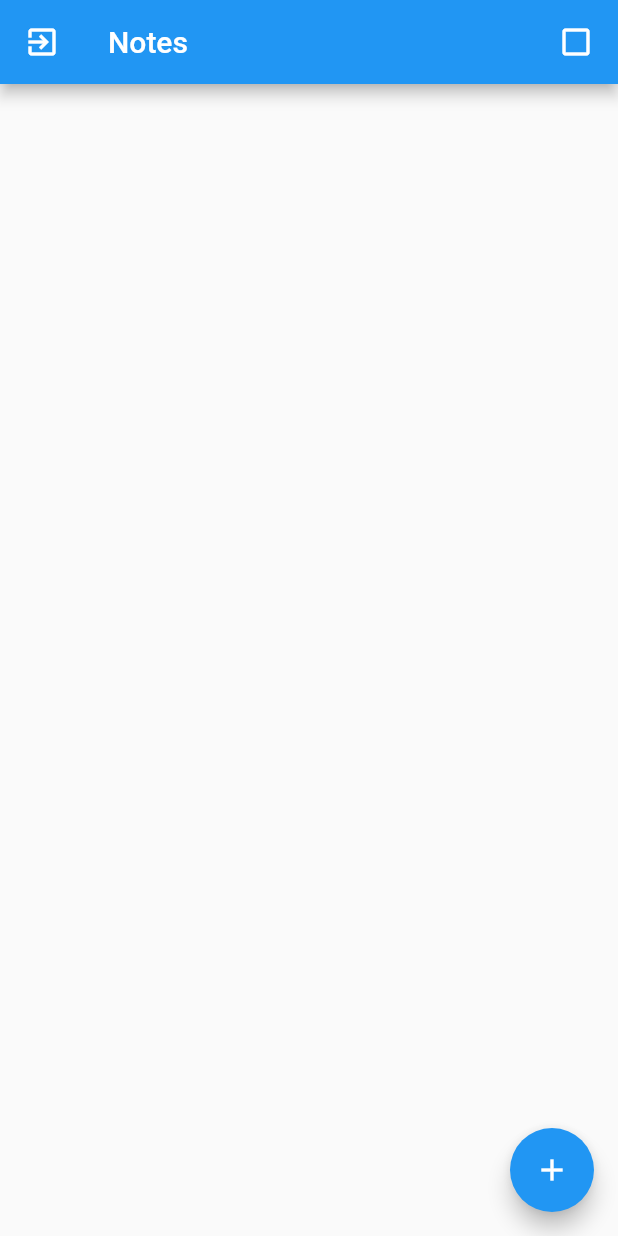
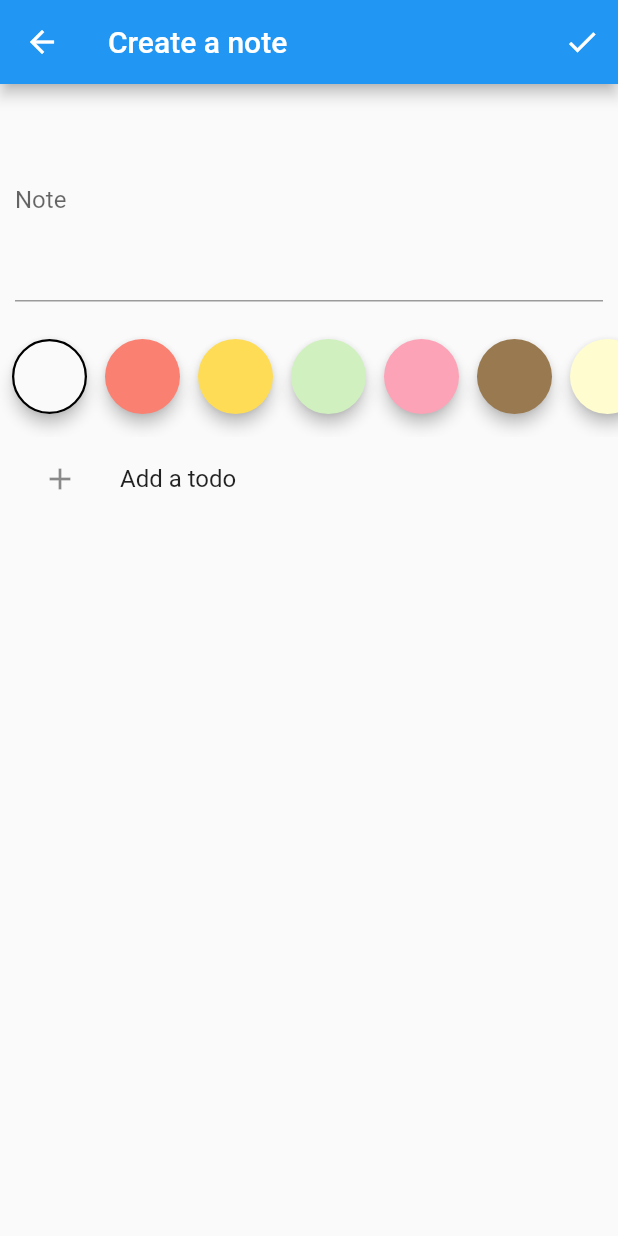
Before and after one commit to santimattius/flutter_todo_list, a Flutter app: the NotesOverviewPage screen opened by its route, after a tap on the "indeterminate check box" icon, after a tap on the "add" icon, on a phone screen of 412 x 824 dp. Run offline on Flutter 3.47's test engine with Material 2 defaults, Android fonts, the light colour scheme and no system bars; our stand-ins replace auto_route, bloc, cloud_firestore, dartz, firebase_auth, firebase_core and 10 more; accounts and stored records are empty.

Commit message:
[update] from class 23 to class 24 - updated

```diff
--- a/lib/notes/presentation/misc/todo_item_presentation_classes.dart
+++ b/lib/notes/presentation/misc/todo_item_presentation_classes.dart
@@ -1,9 +1,15 @@
 import 'package:arch_flutter_ddd/auth/domain/value_objects.dart';
 import 'package:arch_flutter_ddd/notes/domain/todo_item.dart';
 import 'package:arch_flutter_ddd/notes/domain/value_objects.dart';
+import 'package:flutter/cupertino.dart';
 import 'package:freezed_annotation/freezed_annotation.dart';
+import 'package:kt_dart/kt.dart';
 
 part 'todo_item_presentation_classes.freezed.dart';
+
+class FormTodos extends ValueNotifier<KtList<TodoItemPrimitive>> {
+  FormTodos() : super(emptyList<TodoItemPrimitive>());
+}
 
 @freezed
 abstract class TodoItemPrimitive implements _$TodoItemPrimitive {
--- /dev/null
+++ b/lib/notes/presentation/note_form/note_form_page.dart
@@ -0,0 +1,162 @@
+import 'package:arch_flutter_ddd/injection.dart';
+import 'package:arch_flutter_ddd/notes/application/note_form/note_form_bloc.dart';
+import 'package:arch_flutter_ddd/notes/domain/note.dart';
+import 'package:arch_flutter_ddd/notes/presentation/misc/todo_item_presentation_classes.dart';
+import 'package:arch_flutter_ddd/notes/presentation/note_form/widgets/add_todo_title_widget.dart';
+import 'package:arch_flutter_ddd/notes/presentation/note_form/widgets/body_field_widget.dart';
+import 'package:arch_flutter_ddd/notes/presentation/note_form/widgets/color_field_widget.dart';
+import 'package:arch_flutter_ddd/notes/presentation/note_form/widgets/todo_list_widget.dart';
+import 'package:arch_flutter_ddd/routes/app_router.gr.dart';
+import 'package:auto_route/auto_route.dart';
+import 'package:dartz/dartz.dart';
+import 'package:flutter/material.dart';
+import 'package:flutter_bloc/flutter_bloc.dart';
+import 'package:provider/provider.dart';
+
+class NoteFormPage extends StatelessWidget {
+  final Note? editedNote;
+
+  const NoteFormPage({
+    Key? key,
+    required this.editedNote,
+  }) : super(key: key);
+
+  @override
+  Widget build(BuildContext context) {
+    return BlocProvider(
+      create: (context) => getIt<NoteFormBloc>()
+        ..add(NoteFormEvent.initialized(optionOf(editedNote))),
+      child: BlocConsumer<NoteFormBloc, NoteFormState>(
+        listenWhen: (p, c) =>
+            p.saveFailureOrSuccessOption != c.saveFailureOrSuccessOption,
+        listener: (context, state) {
+          state.saveFailureOrSuccessOption.fold(
+            () {},
+            (either) {
+              either.fold(
+                (failure) {
+                  // FlushbarHelper.createError(
+                  //   message: failure.map(
+                  //     insufficientPermission: (_) =>
+                  //         'Insufficient permissions ❌',
+                  //     unableToUpdate: (_) =>
+                  //         "Couldn't update the note. Was it deleted from another device?",
+                  //     unexpected: (_) =>
+                  //         'Unexpected error occured, please contact support.',
+                  //   ),
+                  // ).show(context);
+                },
+                (_) {
+                  AutoRouter.of(context).popUntil(
+                    (route) =>
+                        route.settings.name == NotesOverviewPageRoute.name,
+                  );
+                },
+              );
+            },
+          );
+        },
+        buildWhen: (p, c) => p.isSaving != c.isSaving,
+        builder: (context, state) {
+          return Stack(
+            children: <Widget>[
+              const NoteFormPageScaffold(),
+              SavingInProgressOverlay(isSaving: state.isSaving)
+            ],
+          );
+        },
+      ),
+    );
+  }
+}
+
+class SavingInProgressOverlay extends StatelessWidget {
+  final bool isSaving;
+
+  const SavingInProgressOverlay({
+    Key? key,
+    required this.isSaving,
+  }) : super(key: key);
+
+  @override
+  Widget build(BuildContext context) {
+    return IgnorePointer(
+      ignoring: !isSaving,
+      child: AnimatedContainer(
+        duration: const Duration(milliseconds: 150),
+        color: isSaving ? Colors.black.withOpacity(0.8) : Colors.transparent,
+        width: MediaQuery.of(context).size.width,
+        height: MediaQuery.of(context).size.height,
+        child: Visibility(
+          visible: isSaving,
+          child: Column(
+            mainAxisAlignment: MainAxisAlignment.center,
+            children: <Widget>[
+              const CircularProgressIndicator(),
+              const SizedBox(height: 8),
+              Text(
+                'Saving',
+                style: Theme.of(context).textTheme.bodyText2?.copyWith(
+                      color: Colors.white,
+                      fontSize: 16,
+                    ),
+              ),
+            ],
+          ),
+        ),
+      ),
+    );
+  }
+}
+
+class NoteFormPageScaffold extends StatelessWidget {
+  const NoteFormPageScaffold({
+    Key? key,
+  }) : super(key: key);
+
+  @override
+  Widget build(BuildContext context) {
+    return Scaffold(
+      appBar: AppBar(
+        title: BlocBuilder<NoteFormBloc, NoteFormState>(
+          buildWhen: (p, c) => p.isEditing != c.isEditing,
+          builder: (context, state) {
+            return Text(state.isEditing ? 'Edit a note' : 'Create a note');
+          },
+        ),
+        actions: <Widget>[
+          IconButton(
+            icon: const Icon(Icons.check),
+            onPressed: () {
+              BlocProvider.of<NoteFormBloc>(context)
+                  .add(const NoteFormEvent.saved());
+            },
+          )
+        ],
+      ),
+      body: BlocBuilder<NoteFormBloc, NoteFormState>(
+        buildWhen: (p, c) => p.showErrorMessages != c.showErrorMessages,
+        builder: (context, state) {
+          return ChangeNotifierProvider(
+            create: (_) => FormTodos(),
+            child: Form(
+              autovalidateMode: state.showErrorMessages
+                  ? AutovalidateMode.always
+                  : AutovalidateMode.disabled,
+              child: SingleChildScrollView(
+                child: Column(
+                  children: [
+                    const BodyField(),
+                    const ColorField(),
+                    const TodoList(),
+                    const AddTodoTile(),
+                  ],
+                ),
+              ),
+            ),
+          );
+        },
+      ),
+    );
+  }
+}
--- /dev/null
+++ b/lib/notes/presentation/note_form/widgets/add_todo_title_widget.dart
@@ -0,0 +1,42 @@
+import 'package:arch_flutter_ddd/notes/application/note_form/note_form_bloc.dart';
+import 'package:arch_flutter_ddd/notes/presentation/misc/build_context.dart';
+import 'package:arch_flutter_ddd/notes/presentation/misc/todo_item_presentation_classes.dart';
+import 'package:flutter/material.dart';
+import 'package:flutter_bloc/flutter_bloc.dart';
+import 'package:kt_dart/kt.dart';
+
+class AddTodoTile extends StatelessWidget {
+  const AddTodoTile({Key? key}) : super(key: key);
+
+  @override
+  Widget build(BuildContext context) {
+    return BlocConsumer<NoteFormBloc, NoteFormState>(
+      listenWhen: (p, c) => p.isEditing != c.isEditing,
+      listener: (context, state) {
+        context.formTodos = state.note.todos.value.fold(
+          (f) => listOf<TodoItemPrimitive>(),
+          (todoItemList) =>
+              todoItemList.map((_) => TodoItemPrimitive.fromDomain(_)),
+        );
+      },
+      buildWhen: (p, c) => p.note.todos.isFull != c.note.todos.isFull,
+      builder: (context, state) {
+        return ListTile(
+          enabled: !state.note.todos.isFull,
+          title: const Text('Add a todo'),
+          leading: const Padding(
+            padding: EdgeInsets.all(12.0),
+            child: Icon(Icons.add),
+          ),
+          onTap: () {
+            context.formTodos =
+                context.formTodos.plusElement(TodoItemPrimitive.empty());
+            BlocProvider.of<NoteFormBloc>(context).add(
+              NoteFormEvent.todosChanged(context.formTodos),
+            );
+          },
+        );
+      },
+    );
+  }
+}
--- /dev/null
+++ b/lib/notes/presentation/note_form/widgets/body_field_widget.dart
@@ -0,0 +1,50 @@
+import 'package:arch_flutter_ddd/notes/application/note_form/note_form_bloc.dart';
+import 'package:arch_flutter_ddd/notes/domain/value_objects.dart';
+import 'package:flutter/material.dart';
+import 'package:flutter_bloc/flutter_bloc.dart';
+import 'package:flutter_hooks/flutter_hooks.dart';
+
+class BodyField extends HookWidget {
+  const BodyField({
+    Key? key,
+  }) : super(key: key);
+
+  @override
+  Widget build(BuildContext context) {
+    final textEditingController = useTextEditingController();
+
+    return BlocListener<NoteFormBloc, NoteFormState>(
+      listenWhen: (p, c) => p.isEditing != c.isEditing,
+      listener: (context, state) {
+        textEditingController.text = state.note.body.getOrCrash();
+      },
+      child: Padding(
+          padding: const EdgeInsets.all(10),
+          child: TextFormField(
+            controller: textEditingController,
+            decoration: const InputDecoration(
+              labelText: 'Note',
+              counterText: '',
+            ),
+            maxLength: NoteBody.maxLength,
+            maxLines: null,
+            minLines: 5,
+            onChanged: (value) => BlocProvider.of<NoteFormBloc>(context)
+                .add(NoteFormEvent.bodyChanged(value)),
+            validator: (_) => BlocProvider.of<NoteFormBloc>(context)
+                .state
+                .note
+                .body
+                .value
+                .fold(
+                  (f) => f.maybeMap(
+                    empty: (f) => 'Cannot be empty',
+                    exceedingLength: (f) => 'Exceeding length, max: ${f.max}',
+                    orElse: () => null,
+                  ),
+                  (r) => null,
+                ),
+          )),
+    );
+  }
+}
--- /dev/null
+++ b/lib/notes/presentation/note_form/widgets/color_field_widget.dart
@@ -0,0 +1,56 @@
+import 'package:arch_flutter_ddd/notes/application/note_form/note_form_bloc.dart';
+import 'package:arch_flutter_ddd/notes/domain/value_objects.dart';
+import 'package:flutter/material.dart';
+import 'package:flutter_bloc/flutter_bloc.dart';
+
+class ColorField extends StatelessWidget {
+  const ColorField({
+    Key? key,
+  }) : super(key: key);
+
+  @override
+  Widget build(BuildContext context) {
+    return BlocBuilder<NoteFormBloc, NoteFormState>(
+      buildWhen: (p, c) => p.note.color != c.note.color,
+      builder: (context, state) {
+        return Container(
+          height: 80,
+          child: ListView.separated(
+            padding: const EdgeInsets.symmetric(horizontal: 8),
+            physics: const BouncingScrollPhysics(),
+            scrollDirection: Axis.horizontal,
+            itemCount: NoteColor.predefinedColors.length,
+            itemBuilder: (context, index) {
+              final itemColor = NoteColor.predefinedColors[index];
+              return GestureDetector(
+                onTap: () {
+                  BlocProvider.of<NoteFormBloc>(context)
+                      .add(NoteFormEvent.colorChanged(itemColor));
+                },
+                child: Material(
+                  color: itemColor,
+                  elevation: 4,
+                  shape: CircleBorder(
+                    side: state.note.color.value.fold(
+                      (_) => BorderSide.none,
+                      (color) => color == itemColor
+                          ? const BorderSide(width: 1.5)
+                          : BorderSide.none,
+                    ),
+                  ),
+                  child: const SizedBox(
+                    width: 50,
+                    height: 50,
+                  ),
+                ),
+              );
+            },
+            separatorBuilder: (context, index) {
+              return const SizedBox(width: 12);
+            },
+          ),
+        );
+      },
+    );
+  }
+}
--- a/lib/routes/app_router.dart
+++ b/lib/routes/app_router.dart
@@ -1,4 +1,5 @@
 import 'package:arch_flutter_ddd/auth/presentation/sign_in_page.dart';
+import 'package:arch_flutter_ddd/notes/presentation/note_form/note_form_page.dart';
 import 'package:arch_flutter_ddd/notes/presentation/note_overview/note_overview_page.dart';
 import 'package:arch_flutter_ddd/splash/presentation/splash_page.dart';
 import 'package:auto_route/auto_route.dart';
@@ -7,5 +8,6 @@ import 'package:auto_route/auto_route.dart';
   MaterialRoute(page: SplashPage, initial: true),
   MaterialRoute(page: SignInPage),
   MaterialRoute(page: NotesOverviewPage),
+  MaterialRoute(page: NoteFormPage),
 ])
 class $AppRouter {}
--- a/lib/splash/presentation/splash_page.dart
+++ b/lib/splash/presentation/splash_page.dart
@@ -7,14 +7,14 @@ import 'package:flutter_bloc/flutter_bloc.dart';
 class SplashPage extends StatelessWidget {
   @override
   Widget build(BuildContext context) {
+    final autoRouter = AutoRouter.of(context);
     return BlocListener<AuthBloc, AuthState>(
       listener: (context, state) {
         state.map(
           initial: (_) {},
           authenticated: (_) =>
-              AutoRouter.of(context).push(const NotesOverviewPageRoute()),
-          unauthenticated: (_) =>
-              AutoRouter.of(context).push(const SignInPageRoute()),
+              autoRouter.replace(const NotesOverviewPageRoute()),
+          unauthenticated: (_) => autoRouter.replace(const SignInPageRoute()),
         );
       },
       child: const Scaffold(
--- a/pubspec.yaml
+++ b/pubspec.yaml
@@ -38,6 +38,9 @@ dependencies:
   kt_dart: ^0.9.0
   json_annotation: ^4.1.0
   rxdart: ^0.27.1
+  provider: ^6.0.1
+  implicitly_animated_reorderable_list: ^0.4.1
+  flutter_slidable: ^0.6.0
   # The following adds the Cupertino Icons font to your application.
   # Use with the CupertinoIcons class for iOS style icons.
   cupertino_icons: ^1.0.0
```
Also changed, not shown: lib/auth/presentation/wigets/sign_in_form.dart (+2 -8 lines), lib/notes/presentation/misc/build_context.dart (added, +12 -0 lines), lib/notes/presentation/note_form/widgets/todo_list_widget.dart (added, +172 -0 lines), lib/notes/presentation/note_overview/note_overview_page.dart (+12 -12 lines), lib/shared/presentation/snack_bar.dart (added, +8 -0 lines), lib/notes/application/note_form/note_form_bloc.freezed.dart, lib/notes/presentation/misc/todo_item_presentation_classes.freezed.dart, lib/routes/app_router.gr.dart, pubspec.lock, 1 other file.
